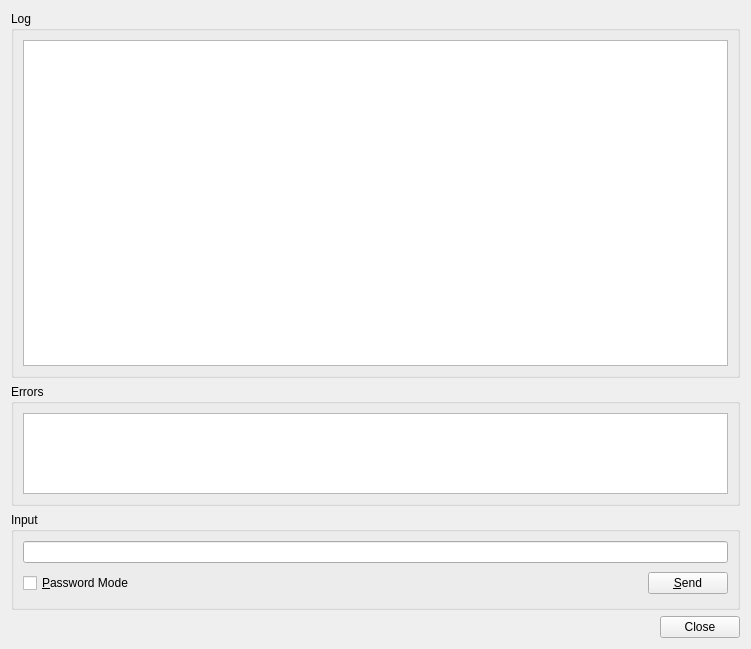
Before: the Qt Designer form Plugins/VcsPlugins/vcsMercurial/HgLogDialog.ui in testmana2/test, drawn with Qt 5.
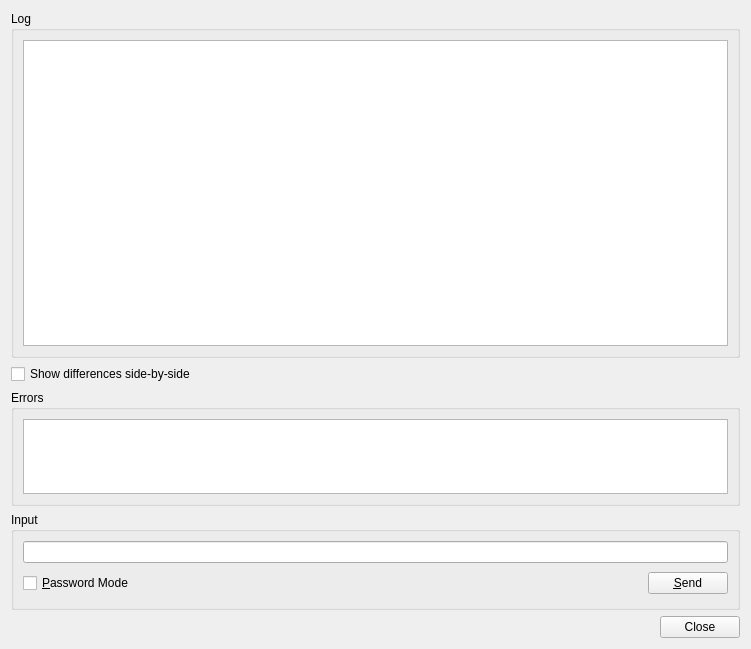
After: the same form once the commit is applied.

Commit message: Added side-by-side capability to the Mercurial log dialog and log browser dialog.

Diff of the .ui file:
```diff
--- a/Plugins/VcsPlugins/vcsMercurial/HgLogDialog.ui
+++ b/Plugins/VcsPlugins/vcsMercurial/HgLogDialog.ui
@@ -13,7 +13,7 @@
   <property name="windowTitle">
    <string>Mercurial Log</string>
   </property>
-  <layout class="QVBoxLayout">
+  <layout class="QVBoxLayout" name="verticalLayout">
    <item>
     <widget class="QGroupBox" name="contentsGroup">
      <property name="sizePolicy">
@@ -39,6 +39,16 @@
      </layout>
     </widget>
    </item>
+   <item>
+    <widget class="QCheckBox" name="sbsCheckBox">
+     <property name="toolTip">
+      <string>Select to show differences side-by-side</string>
+     </property>
+     <property name="text">
+      <string>Show differences side-by-side</string>
+     </property>
+    </widget>
+   </item>
    <item>
     <widget class="QGroupBox" name="errorGroup">
      <property name="sizePolicy">
```
Left out of the diff: 1 changed line with no effect on the pictures. The commit also changes 15 other files.
